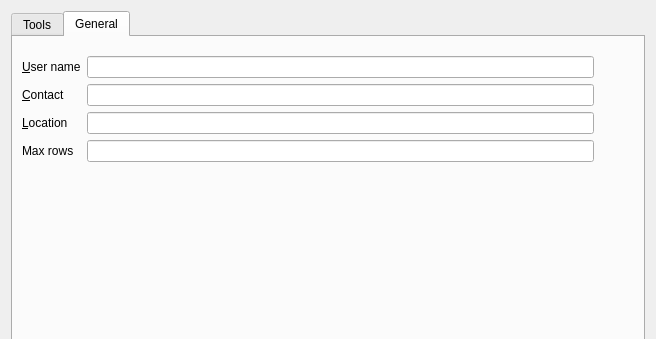
This is src/SettingsWindow.ui in micwik/ArnBrowser as Qt 5 draws it before an edit; both pictures show x 0 to 656 and y 0 to 339 of the 656 by 487 pixel window. The edited form follows.
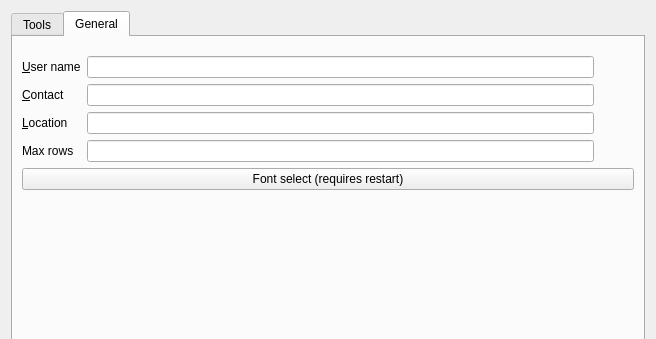
This is the edited form.

Commit message: added font select in settings.

Patch:
```diff
--- a/src/SettingsWindow.ui
+++ b/src/SettingsWindow.ui
@@ -255,6 +255,13 @@
              </item>
             </layout>
            </item>
+           <item>
+            <widget class="QPushButton" name="fontButton">
+             <property name="text">
+              <string>Font select (requires restart)</string>
+             </property>
+            </widget>
+           </item>
            <item>
             <spacer name="verticalSpacer_4">
              <property name="orientation">
```
The commit also changes 6 other files.
